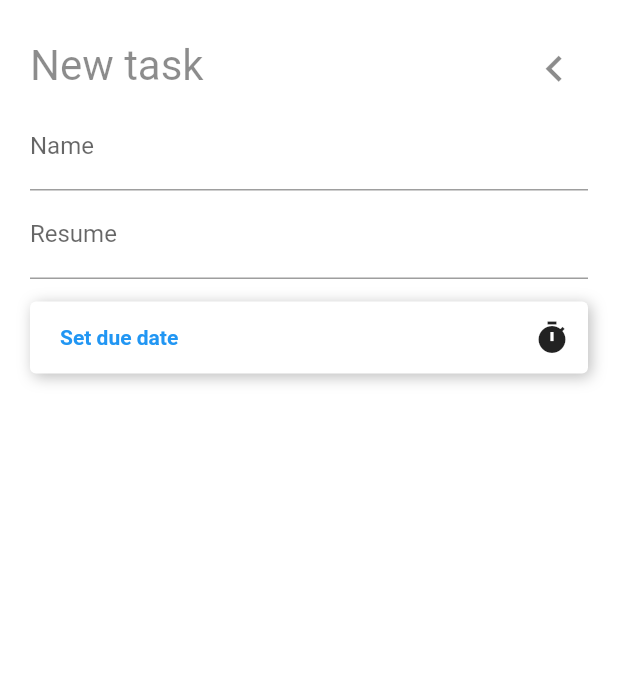
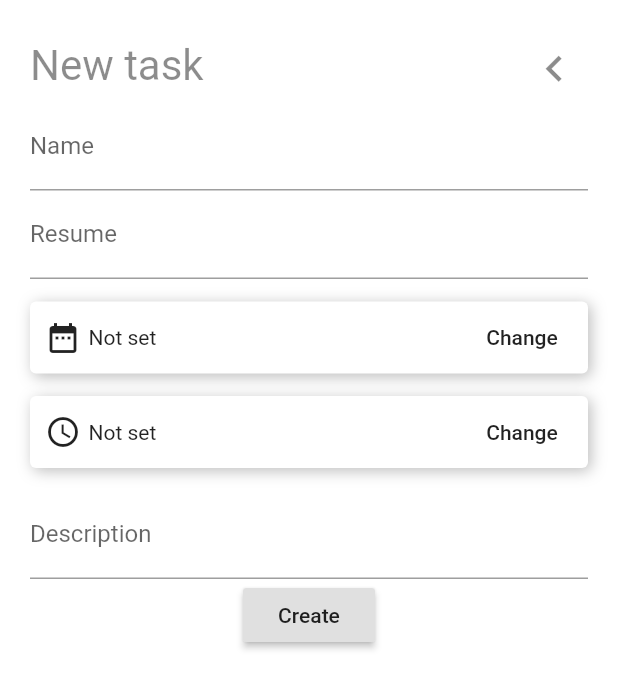
Before and after one commit to Joaovsa7/todo-app-mobile, a Flutter app: the CreateTask screen opened by its route, on a phone screen of 412 x 824 dp. Shown: the top 689 px of the screen. Run offline on Flutter 3.47's test engine with Material 2 defaults, Android fonts, the phone set to English and light mode, and no system bars; our stand-ins replace email_validator, shared_preferences; accounts and stored records are empty.

Commit message:
new task page is done, but i will need to refactor it

```diff
--- a/lib/models/task.dart
+++ b/lib/models/task.dart
@@ -41,6 +41,7 @@ class TasksModel {
     data['description'] = this.description;
     data['user_id'] = this.userId;
     data['error'] = this.error;
+    data['success'] = this.success;
     return data;
   }
 }
--- a/lib/screens/createTask.dart
+++ b/lib/screens/createTask.dart
@@ -1,6 +1,10 @@
 import 'package:flutter/material.dart';
+import 'package:intl/intl.dart';
+import 'package:todo_app/models/user.dart';
+import 'package:todo_app/services/sharedPref.dart';
+import 'package:todo_app/services/task.dart';
 import 'package:todo_app/widgets/header.dart';
-import 'package:email_validator/email_validator.dart';
+import 'dart:core';
 
 class CreateTask extends StatefulWidget {
   CreateTask({Key key}) : super(key: key);
@@ -13,6 +17,9 @@ class _CreateTaskState extends State<CreateTask> {
   final _formKey = GlobalKey<FormState>();
   final formData = new Map();
   String dueDate;
+  String dueTime;
+
+  final _taskService = new TaskService();
 
   String _defaultFieldValidator(value) {
     if (value.trim().isEmpty) {
@@ -39,14 +46,29 @@ class _CreateTaskState extends State<CreateTask> {
       initialDate: _date,
       firstDate: DateTime(1970),
       lastDate: DateTime(2100),
-    ).then((date) {
-      if (date != null) {
+    );
+
+    if (pickedDate != null && pickedDate != dueDate) {
+      String formatedDate = DateFormat('dd-MM-yyyy').format(pickedDate);
       setState(() {
-          dueDate = date.toString();
+        dueDate = formatedDate;
       });
     }
-      return date;
+  }
+
+  Future<Null> selectTime(BuildContext context) async {
+    TimeOfDay _time = TimeOfDay.now();
+    TimeOfDay pickedTime = await showTimePicker(
+      context: context,
+      initialTime: _time,
+    );
+    if (pickedTime != null && pickedTime != dueTime) {
+      String formatedSelectedTime = pickedTime.format(context);
+      setState(() {
+        dueTime = formatedSelectedTime;
       });
+    }
+    return null;
   }
 
   @override
@@ -70,7 +92,7 @@ class _CreateTaskState extends State<CreateTask> {
                             textAlign: TextAlign.left,
                             validator: (value) => _defaultFieldValidator(value),
                             onChanged: (value) {
-                              formData['firstName'] = value;
+                              formData['title'] = value;
                             },
                             decoration: inputStyle('Name', 'Buy an ferrari'),
                           ),
@@ -78,15 +100,75 @@ class _CreateTaskState extends State<CreateTask> {
                             textAlign: TextAlign.left,
                             validator: (value) => _defaultFieldValidator(value),
                             onChanged: (value) {
-                              formData['firstName'] = value;
+                              formData['resume'] = value;
                             },
                             decoration: inputStyle(
                               'Resume',
                               'i will buy an ferrari to drive',
                             ),
                           ),
-                          Container(
-                            margin: EdgeInsets.fromLTRB(0, 15, 0, 15),
+                          timeCard(
+                              context, Icons.date_range, selectDate, dueDate),
+                          timeCard(
+                              context, Icons.access_time, selectTime, dueTime,
+                              marginTop: 0),
+                          TextFormField(
+                            minLines: 1,
+                            maxLines: 4,
+                            onChanged: (value) {
+                              formData['description'] = value;
+                            },
+                            decoration: inputStyle(
+                              'Description',
+                              'Oh my god, with my ferrari i will do a lot of trips',
+                            ),
+                          ),
+                          RaisedButton(
+                            child: Text('Create'),
+                            onPressed: () async {
+                              if (_formKey.currentState.validate()) {
+                                SharedPref _sharedPref = SharedPref();
+                                User userData = User.fromJson(
+                                    await _sharedPref.read('userData'));
+
+                                Map<String, dynamic> taskData = {
+                                  ...formData,
+                                  'dueDate': dueDate,
+                                  'dueTime': dueTime,
+                                  'userId': userData.id
+                                };
+
+                                var response = await _taskService.create(
+                                    taskData, userData.token);
+
+                                if (response.success != null) {
+                                  return Navigator.pushNamed(
+                                      context, '/dashboard');
+                                }
+                              }
+                              return null;
+                            },
+                          )
+                        ],
+                      ),
+                    ),
+                  ]),
+                )
+              ],
+            ),
+          ),
+        ),
+      ),
+    );
+  }
+}
+
+Widget timeCard(
+    BuildContext context, IconData icon, Function onPressed, String state,
+    {double marginTop}) {
+  double topMargin = marginTop != null ? marginTop : 15;
+  return Container(
+    margin: EdgeInsets.fromLTRB(0, topMargin, 0, 15),
     decoration: new BoxDecoration(
       color: Colors.white,
       borderRadius: BorderRadius.all(
@@ -104,34 +186,24 @@ class _CreateTaskState extends State<CreateTask> {
       mainAxisAlignment: MainAxisAlignment.spaceBetween,
       children: <Widget>[
         Container(
-                                  margin: EdgeInsets.only(left: 20),
-                                  child: Text(
-                                    dueDate == null ? 'Set due date' : dueDate,
-                                    style: TextStyle(
-                                      fontWeight: FontWeight.bold,
-                                      color: Colors.blue,
+          padding: EdgeInsets.all(10),
+          child: Row(
+            children: <Widget>[
+              Container(
+                margin: EdgeInsets.only(right: 5),
+                child: Icon(icon),
+              ),
+              Text(state == null ? 'Not set' : state)
+            ],
           ),
         ),
-                                ),
-                                IconButton(
-                                  icon: Icon(Icons.timer),
+        FlatButton(
           onPressed: () {
-                                    selectDate(context);
+            onPressed(context);
           },
+          child: Text('Change'),
         )
       ],
     ),
-                          )
-                        ],
-                      ),
-                    ),
-                  ]),
-                )
-              ],
-            ),
-          ),
-        ),
-      ),
   );
 }
-}
--- a/lib/screens/homepage.dart
+++ b/lib/screens/homepage.dart
@@ -10,11 +10,11 @@ class HomePage extends StatefulWidget {
 
 class _HomePageState extends State<HomePage> {
   User user;
-  void _getUserData() async {
+  void _getUserData(state) async {
     SharedPref sharedPref = SharedPref();
     User userData = User.fromJson(await sharedPref.read('userData'));
     setState(() {
-      user = userData;
+      state = userData;
     });
     return null;
   }
@@ -22,7 +22,7 @@ class _HomePageState extends State<HomePage> {
   @override
   void initState() {
     super.initState();
-    _getUserData();
+    _getUserData(user);
   }
 
   @override
--- a/lib/services/user.dart
+++ b/lib/services/user.dart
@@ -6,7 +6,7 @@ class UserService {
   UserService() : super();
 
   Future<LoginResponse> login(String email, String password) async {
-    String url = 'http://10.0.2.2:4000/user/login';
+    String url = 'https://backend-todo-app.herokuapp.com/user/login';
     Map headers = <String, String>{
       'Content-type': 'application/json',
       'Accept': 'application/json',
@@ -32,7 +32,7 @@ class UserService {
   }
 
   Future<LoginResponse> register(Map data) async {
-    String url = 'http://10.0.2.2:4000/user/register';
+    String url = 'https://backend-todo-app.herokuapp.com/user/register';
     Map headers = <String, String>{
       'Content-type': 'application/json',
       'Accept': 'application/json',
--- a/pubspec.yaml
+++ b/pubspec.yaml
@@ -17,6 +17,7 @@ environment:
   sdk: ">=2.2.2 <3.0.0"
 
 dependencies:
+  intl: ^0.16.1
   http: ^0.12.0+4
   flutter:
     sdk: flutter
```
Also changed, not shown: lib/services/task.dart (+10 -8 lines), pubspec.lock. Lines whose indentation alone changed are shown as unchanged.
